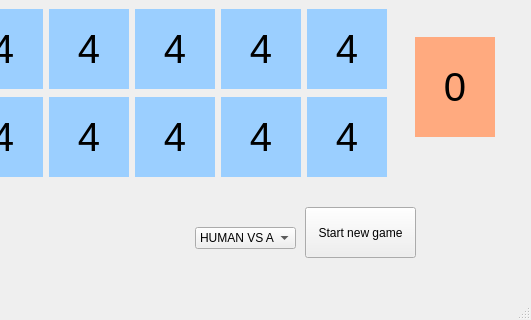
First picture: the form in cw3_ui.ui, repository amsuredev/mancala, before the edit; both pictures show x 285 to 816 and y 123 to 443 of the 816 by 443 pixel window.
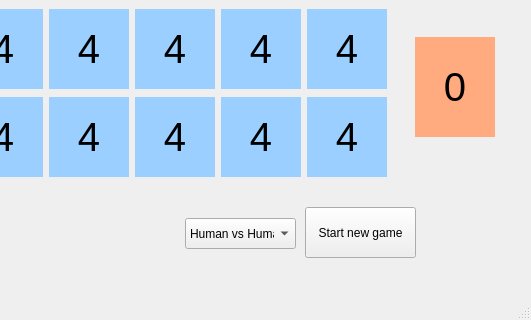
Second picture: the form after the edit.

Commit message: feat implement minimax

What changed in the file:
```diff
--- a/cw3_ui.ui
+++ b/cw3_ui.ui
@@ -49,12 +49,17 @@
    <widget class="QComboBox" name="select">
     <property name="geometry">
      <rect>
-      <x>480</x>
-      <y>350</y>
-      <width>101</width>
-      <height>22</height>
+      <x>470</x>
+      <y>341</y>
+      <width>111</width>
+      <height>31</height>
      </rect>
     </property>
+    <item>
+     <property name="text">
+      <string>Human vs Human</string>
+     </property>
+    </item>
     <item>
      <property name="text">
       <string>HUMAN VS AI</string>
```
The commit also changes 1 other file.
